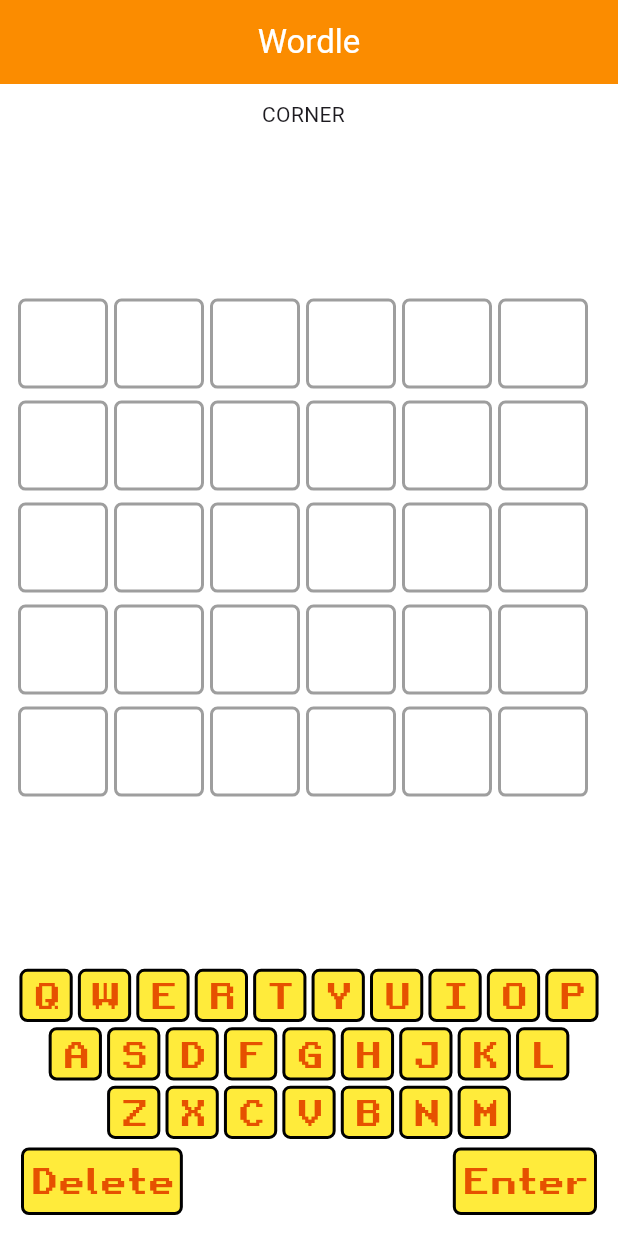
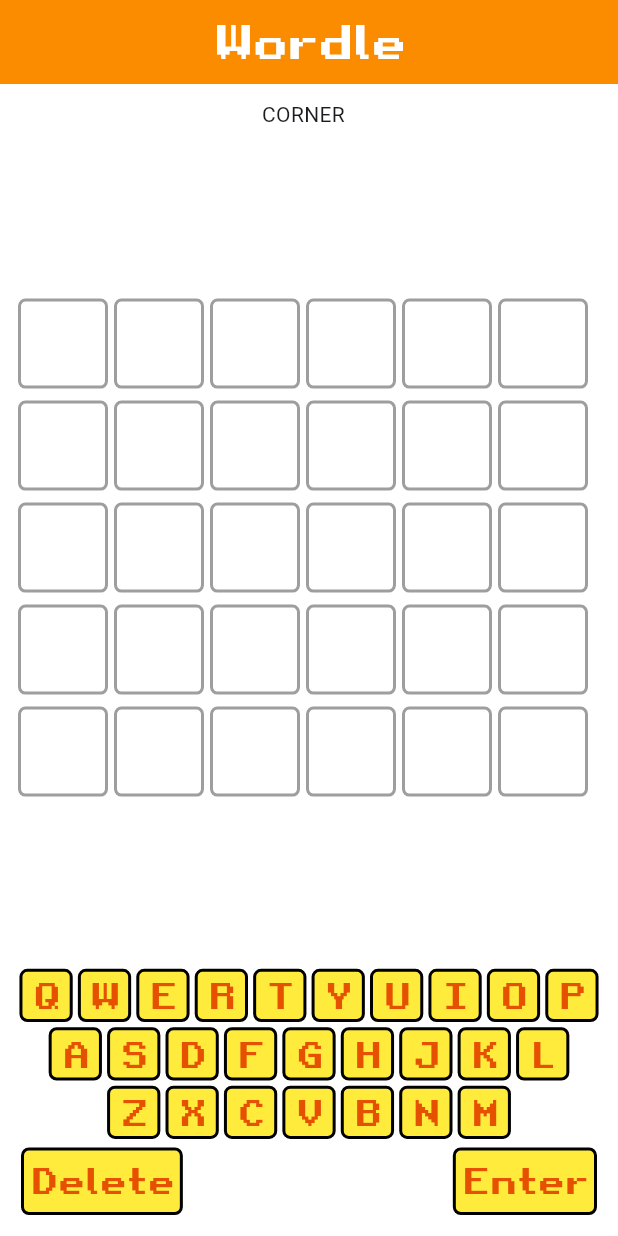
Before and after one commit to Saubaan/wordle-game, a Flutter app: the screen it shows after launch, on a phone screen of 412 x 824 dp. Run offline on Flutter 3.47's test engine with Material 3 defaults, Android fonts, the phone set to English and light mode, and no system bars.

Commit message:
improved efficiency of game logic

```diff
--- a/lib/pages/game_page.dart
+++ b/lib/pages/game_page.dart
@@ -31,7 +31,7 @@ class _GamePageState extends State<GamePage> {
         backgroundColor: Colors.orange.shade600,
         foregroundColor: Colors.white,
         centerTitle: true,
-        title: const Text("Wordle"),
+        title: const Text("Wordle", style: TextStyle(fontFamily: 'RetroGame',fontSize: 30),),
       ),
       body: Padding(
         padding: const EdgeInsets.all(10.0),
@@ -100,26 +100,31 @@ class _GamePageState extends State<GamePage> {
     } else {
       List<String> charList = widget.word.split('');
       for (int i = 0; i < 6; i++) {
-        letterBoxes.add(LetterBox(
-          letter: inputWord[i],
-        ));
-      }
-      for (int i = 0; i < 6; i++) {
-        if(letterBoxes[i].letter == widget.word[i]){
-          letterBoxes[i].color = Colors.green;
-          charList.remove(letterBoxes[i].letter);
+        if(inputWord[i] == widget.word[i]) {
+          charList.remove(inputWord[i]);
         }
       }
       for (int i = 0; i < 6; i++) {
-        if(letterBoxes[i].letter != widget.word[i] && charList.contains(letterBoxes[i].letter)){
-          letterBoxes[i].color = Colors.orange;
-          charList.remove(letterBoxes[i].letter);
+        if(inputWord[i] == widget.word[i]){
+          letterBoxes.add(LetterBox(
+            letter: inputWord[i],
+            color: Colors.green,
+          ));
         }
-        else if(letterBoxes[i].letter != widget.word[i]){
-          letterBoxes[i].color = Colors.grey.shade500;
+        else if(charList.contains(inputWord[i])){
+          letterBoxes.add(LetterBox(
+            letter: inputWord[i],
+            color: Colors.orange,
+          ));
+          charList.remove(inputWord[i]);
+        }
+        else {
+          letterBoxes.add(LetterBox(
+            letter: inputWord[i],
+            color: Colors.grey,
+          ));
         }
       }
-
     }
     return Row(
       children: letterBoxes,
```
